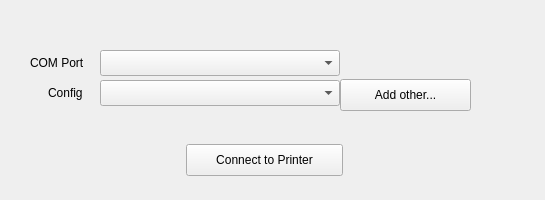
First picture: the form in connectwidget.ui, repository SeraphRobotics/SeraphPrint, before the edit.
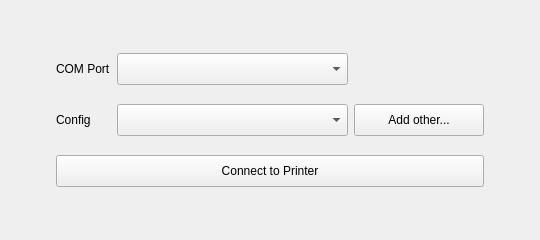
Second picture: the form after the edit.

Commit message: Fixed issues with UI layouts

Diff of the .ui file:
```diff
--- a/connectwidget.ui
+++ b/connectwidget.ui
@@ -6,112 +6,236 @@
    <rect>
     <x>0</x>
     <y>0</y>
-    <width>545</width>
-    <height>200</height>
+    <width>540</width>
+    <height>240</height>
    </rect>
   </property>
   <property name="windowTitle">
    <string>Form</string>
   </property>
-  <widget class="QPushButton" name="connectButton">
-   <property name="geometry">
-    <rect>
-     <x>186</x>
-     <y>144</y>
-     <width>157</width>
-     <height>32</height>
-    </rect>
-   </property>
-   <property name="text">
-    <string>Connect to Printer</string>
-   </property>
-  </widget>
-  <widget class="QPushButton" name="configButton">
-   <property name="geometry">
-    <rect>
-     <x>340</x>
-     <y>79</y>
-     <width>131</width>
-     <height>32</height>
-    </rect>
-   </property>
-   <property name="toolTip">
-    <string notr="true">Copy the file chosen into the list of configs for future use</string>
-   </property>
-   <property name="text">
-    <string>Add other...</string>
-   </property>
-  </widget>
-  <widget class="QLabel" name="label_portL">
-   <property name="geometry">
-    <rect>
-     <x>30</x>
-     <y>55</y>
-     <width>66</width>
-     <height>16</height>
-    </rect>
-   </property>
-   <property name="text">
-    <string>COM Port</string>
-   </property>
-  </widget>
-  <widget class="QLabel" name="label_configL">
-   <property name="geometry">
-    <rect>
-     <x>48</x>
-     <y>85</y>
-     <width>46</width>
-     <height>16</height>
-    </rect>
-   </property>
-   <property name="text">
-    <string>Config</string>
-   </property>
-  </widget>
-  <widget class="QComboBox" name="portBox">
-   <property name="geometry">
-    <rect>
-     <x>100</x>
-     <y>50</y>
-     <width>240</width>
-     <height>26</height>
-    </rect>
-   </property>
-   <property name="minimumSize">
-    <size>
-     <width>130</width>
-     <height>0</height>
-    </size>
-   </property>
-   <property name="maximumSize">
-    <size>
-     <width>240</width>
-     <height>16777215</height>
-    </size>
-   </property>
-  </widget>
-  <widget class="QComboBox" name="configBox">
-   <property name="geometry">
-    <rect>
-     <x>100</x>
-     <y>80</y>
-     <width>240</width>
-     <height>26</height>
-    </rect>
-   </property>
-   <property name="minimumSize">
-    <size>
-     <width>130</width>
-     <height>0</height>
-    </size>
-   </property>
-   <property name="maximumSize">
-    <size>
-     <width>240</width>
-     <height>16777215</height>
-    </size>
-   </property>
-  </widget>
+  <layout class="QGridLayout" name="gridLayout_2">
+   <item row="0" column="1">
+    <spacer name="verticalSpacer_4">
+     <property name="orientation">
+      <enum>Qt::Vertical</enum>
+     </property>
+     <property name="sizeHint" stdset="0">
+      <size>
+       <width>428</width>
+       <height>25</height>
+      </size>
+     </property>
+    </spacer>
+   </item>
+   <item row="1" column="0">
+    <spacer name="horizontalSpacer_2">
+     <property name="orientation">
+      <enum>Qt::Horizontal</enum>
+     </property>
+     <property name="sizeHint" stdset="0">
+      <size>
+       <width>34</width>
+       <height>118</height>
+      </size>
+     </property>
+    </spacer>
+   </item>
+   <item row="1" column="1">
+    <layout class="QGridLayout" name="gridLayout">
+     <item row="0" column="0">
+      <widget class="QLabel" name="label_portL">
+       <property name="sizePolicy">
+        <sizepolicy hsizetype="Fixed" vsizetype="Preferred">
+         <horstretch>0</horstretch>
+         <verstretch>0</verstretch>
+        </sizepolicy>
+       </property>
+       <property name="minimumSize">
+        <size>
+         <width>46</width>
+         <height>20</height>
+        </size>
+       </property>
+       <property name="text">
+        <string>COM Port</string>
+       </property>
+      </widget>
+     </item>
+     <item row="0" column="1">
+      <widget class="QComboBox" name="portBox">
+       <property name="sizePolicy">
+        <sizepolicy hsizetype="Preferred" vsizetype="Preferred">
+         <horstretch>0</horstretch>
+         <verstretch>0</verstretch>
+        </sizepolicy>
+       </property>
+       <property name="minimumSize">
+        <size>
+         <width>130</width>
+         <height>32</height>
+        </size>
+       </property>
+       <property name="maximumSize">
+        <size>
+         <width>240</width>
+         <height>16777215</height>
+        </size>
+       </property>
+      </widget>
+     </item>
+     <item row="0" column="2">
+      <spacer name="horizontalSpacer">
+       <property name="orientation">
+        <enum>Qt::Horizontal</enum>
+       </property>
+       <property name="sizeType">
+        <enum>QSizePolicy::Fixed</enum>
+       </property>
+       <property name="sizeHint" stdset="0">
+        <size>
+         <width>130</width>
+         <height>20</height>
+        </size>
+       </property>
+      </spacer>
+     </item>
+     <item row="1" column="0" colspan="3">
+      <spacer name="verticalSpacer">
+       <property name="orientation">
+        <enum>Qt::Vertical</enum>
+       </property>
+       <property name="sizeType">
+        <enum>QSizePolicy::Fixed</enum>
+       </property>
+       <property name="sizeHint" stdset="0">
+        <size>
+         <width>298</width>
+         <height>13</height>
+        </size>
+       </property>
+      </spacer>
+     </item>
+     <item row="2" column="0">
+      <widget class="QLabel" name="label_configL">
+       <property name="sizePolicy">
+        <sizepolicy hsizetype="Fixed" vsizetype="Preferred">
+         <horstretch>0</horstretch>
+         <verstretch>0</verstretch>
+        </sizepolicy>
+       </property>
+       <property name="minimumSize">
+        <size>
+         <width>46</width>
+         <height>20</height>
+        </size>
+       </property>
+       <property name="text">
+        <string>Config</string>
+       </property>
+      </widget>
+     </item>
+     <item row="2" column="1">
+      <widget class="QComboBox" name="configBox">
+       <property name="sizePolicy">
+        <sizepolicy hsizetype="Preferred" vsizetype="Preferred">
+         <horstretch>0</horstretch>
+         <verstretch>0</verstretch>
+        </sizepolicy>
+       </property>
+       <property name="minimumSize">
+        <size>
+         <width>130</width>
+         <height>32</height>
+        </size>
+       </property>
+       <property name="maximumSize">
+        <size>
+         <width>240</width>
+         <height>16777215</height>
+        </size>
+       </property>
+      </widget>
+     </item>
+     <item row="2" column="2">
+      <widget class="QPushButton" name="configButton">
+       <property name="sizePolicy">
+        <sizepolicy hsizetype="Fixed" vsizetype="Fixed">
+         <horstretch>0</horstretch>
+         <verstretch>0</verstretch>
+        </sizepolicy>
+       </property>
+       <property name="minimumSize">
+        <size>
+         <width>130</width>
+         <height>32</height>
+        </size>
+       </property>
+       <property name="toolTip">
+        <string notr="true">Copy the file chosen into the list of configs for future use</string>
+       </property>
+       <property name="text">
+        <string>Add other...</string>
+       </property>
+      </widget>
+     </item>
+     <item row="3" column="0" colspan="3">
+      <spacer name="verticalSpacer_2">
+       <property name="orientation">
+        <enum>Qt::Vertical</enum>
+       </property>
+       <property name="sizeType">
+        <enum>QSizePolicy::Fixed</enum>
+       </property>
+       <property name="sizeHint" stdset="0">
+        <size>
+         <width>298</width>
+         <height>13</height>
+        </size>
+       </property>
+      </spacer>
+     </item>
+     <item row="4" column="0" colspan="3">
+      <widget class="QPushButton" name="connectButton">
+       <property name="minimumSize">
+        <size>
+         <width>0</width>
+         <height>32</height>
+        </size>
+       </property>
+       <property name="text">
+        <string>Connect to Printer</string>
+       </property>
+      </widget>
+     </item>
+    </layout>
+   </item>
+   <item row="1" column="2">
+    <spacer name="horizontalSpacer_3">
+     <property name="orientation">
+      <enum>Qt::Horizontal</enum>
+     </property>
+     <property name="sizeHint" stdset="0">
+      <size>
+       <width>34</width>
+       <height>118</height>
+      </size>
+     </property>
+    </spacer>
+   </item>
+   <item row="2" column="1">
+    <spacer name="verticalSpacer_3">
+     <property name="orientation">
+      <enum>Qt::Vertical</enum>
+     </property>
+     <property name="sizeHint" stdset="0">
+      <size>
+       <width>428</width>
+       <height>24</height>
+      </size>
+     </property>
+    </spacer>
+   </item>
+  </layout>
  </widget>
  <resources/>
  <connections/>
```
The commit also changes 11 other files.
